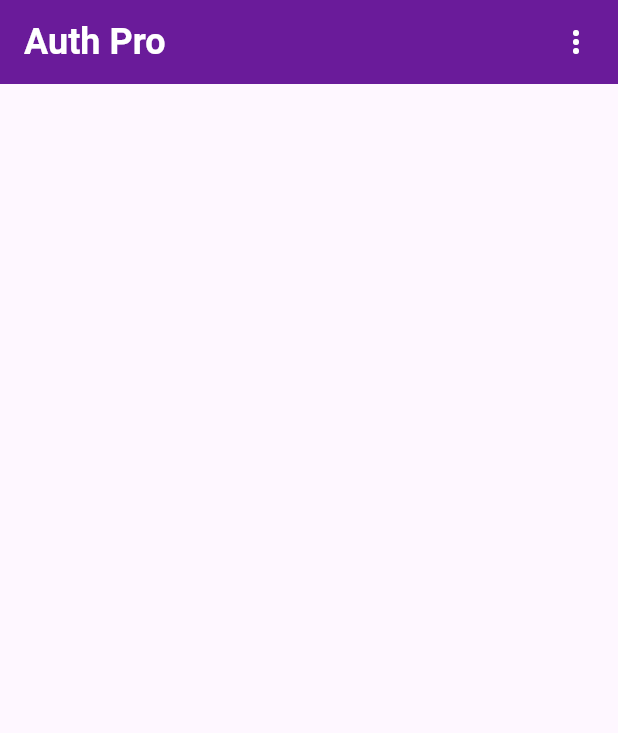
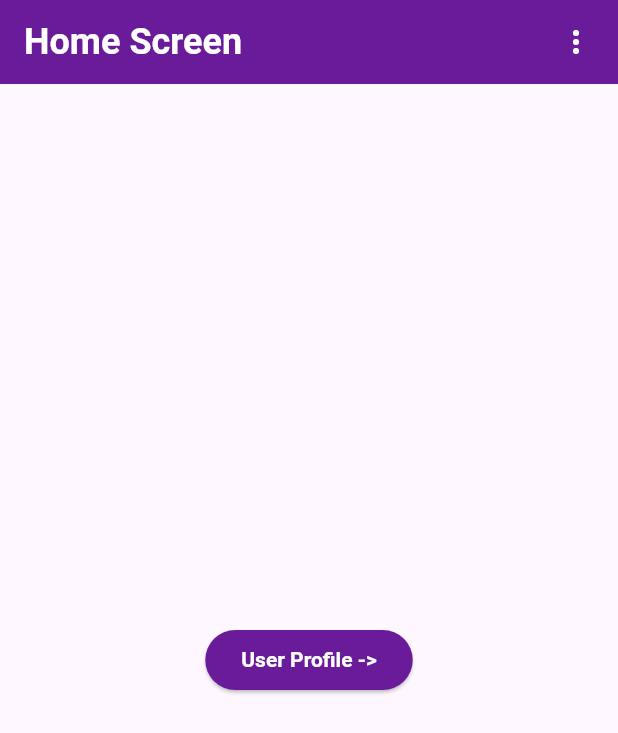
Before and after one commit to KP717/test_pro, a Flutter app: the screen it shows after launch, on a phone screen of 412 x 824 dp. Shown: the top 733 px of the screen. Run offline on Flutter 3.47's test engine with Material 3 defaults, Android fonts, the phone set to English and light mode, and no system bars.

Commit message:
MVVM architecture embeded

```diff
--- /dev/null
+++ b/lib/core/widget/custom_elevated_button.dart
@@ -0,0 +1,23 @@
+
+
+import 'package:flutter/material.dart';
+
+class CustomElevatedButton extends StatelessWidget{
+
+  final VoidCallback onPress;
+  final String title;
+  const CustomElevatedButton({super.key, required this.title, required this.onPress});
+
+  @override
+  Widget build(context){
+
+    return ElevatedButton(
+        onPressed: onPress,
+        style: ElevatedButton.styleFrom(backgroundColor: Theme.of(context).primaryColor,),
+        child: Text(title,style: Theme.of(context).textTheme.displaySmall?.copyWith(color: Colors.white),)
+    );
+
+  }
+
+
+}
--- /dev/null
+++ b/lib/features/home/view/home_screen.dart
@@ -0,0 +1,42 @@
+
+
+
+import 'package:flutter/material.dart';
+import 'package:test_pro/core/widget/custom_elevated_button.dart';
+import 'package:test_pro/features/home/viewmodel/home_screen_view_model.dart';
+
+class HomeScreen extends StatefulWidget{
+
+  const HomeScreen({super.key});
+
+  @override
+  State<StatefulWidget> createState() => _HomePage();
+}
+
+class _HomePage extends State<HomeScreen>{
+
+
+  late HomeScreenViewModel _viewModel;
+
+  @override
+  void initState() {
+
+    _viewModel = HomeScreenViewModel()..init(context: context);
+    super.initState();
+  }
+
+  @override
+  Widget build(BuildContext context){
+    return Scaffold(
+      appBar: AppBar(title: Text("Home Screen"),actionsPadding: EdgeInsets.only(right: 16),actions: [Icon(Icons.more_vert,color: Colors.white,)],),
+      body: SizedBox(width: double.infinity,
+        child: Column(
+          mainAxisAlignment: MainAxisAlignment.center, crossAxisAlignment: CrossAxisAlignment.center,
+          children: [
+            CustomElevatedButton(title: "User Profile ->", onPress: _viewModel.goToUserProfile)
+          ],
+        ),
+      ),
+    );
+  }
+}
--- /dev/null
+++ b/lib/features/home/viewmodel/home_screen_view_model.dart
@@ -0,0 +1,22 @@
+
+
+import 'package:flutter/cupertino.dart';
+import 'package:flutter/material.dart';
+
+import '../../profile/view/user_profile.dart';
+
+class HomeScreenViewModel {
+
+
+  late BuildContext context;
+
+  void init({required BuildContext context}){
+    this.context = context;
+  }
+
+
+  void goToUserProfile(){
+    Navigator.push(context, MaterialPageRoute(builder: (context)=> UserProfile()));
+  }
+
+}
--- a/lib/main.dart
+++ b/lib/main.dart
@@ -1,4 +1,6 @@
 import 'package:flutter/material.dart';
+
+import 'features/home/view/home_screen.dart';
 
 void main(){
   runApp(MyApp());
@@ -14,31 +16,19 @@
       debugShowCheckedModeBanner: false,
       theme: ThemeData(
         appBarTheme: AppBarTheme(
+          iconTheme: IconThemeData(color: Colors.white),
           backgroundColor: Colors.purple[800],
           titleTextStyle: TextStyle(color: Colors.white, fontSize: 24,fontWeight: FontWeight.w600),
         ),
+        primaryColor: Colors.purple[800],
         colorScheme: .fromSeed(seedColor: Colors.deepPurple),
+        textTheme: TextTheme(
+          displaySmall: TextStyle(fontWeight: FontWeight.w600,color: Colors.black,fontSize: 14),
+          displayMedium: TextStyle(fontWeight: FontWeight.w600,color: Colors.black,fontSize: 16),
+          displayLarge: TextStyle(fontWeight: FontWeight.w600,color: Colors.black,fontSize: 18),
+        )
       ),
-      home: HomePage(),
+      home: HomeScreen(),
     );
   }
 }
-
-
-class HomePage extends StatefulWidget{
-
-  const HomePage({super.key});
-
-  @override
-  State<StatefulWidget> createState() => _HomePage();
-}
-
-class _HomePage extends State<HomePage>{
-
-  @override
-  Widget build(BuildContext context){
-    return Scaffold(
-      appBar: AppBar(title: Text("Auth Pro"),actionsPadding: EdgeInsets.only(right: 16),actions: [Icon(Icons.more_vert,color: Colors.white,)],),
-    );
-  }
-}
```
Also changed, not shown: lib/features/profile/view/user_profile.dart (added, +37 -0 lines), lib/features/profile/viewmode/user_profile_view_model.dart (added, +18 -0 lines).
